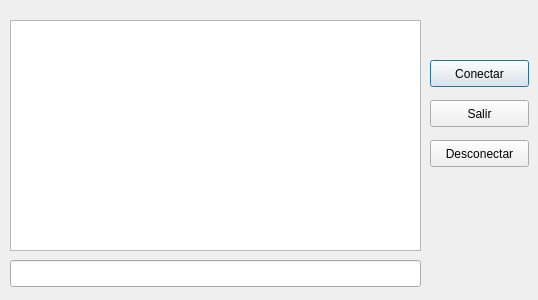
Old version of the form Cliente/chatwindows.ui in the repository AleDelgado94/ChatOsO.
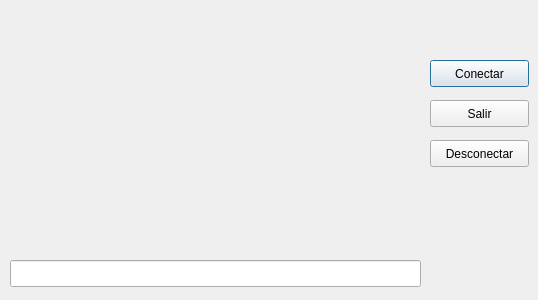
New version of the form.

```diff
--- a/Cliente/chatwindows.ui
+++ b/Cliente/chatwindows.ui
@@ -35,52 +35,6 @@
     </rect>
    </property>
   </widget>
-  <widget class="QPlainTextEdit" name="plainTextEditrecive">
-   <property name="geometry">
-    <rect>
-     <x>10</x>
-     <y>20</y>
-     <width>411</width>
-     <height>231</height>
-    </rect>
-   </property>
-   <property name="accessibleName">
-    <string/>
-   </property>
-   <property name="frameShape">
-    <enum>QFrame::StyledPanel</enum>
-   </property>
-   <property name="frameShadow">
-    <enum>QFrame::Sunken</enum>
-   </property>
-   <property name="sizeAdjustPolicy">
-    <enum>QAbstractScrollArea::AdjustIgnored</enum>
-   </property>
-   <property name="tabChangesFocus">
-    <bool>false</bool>
-   </property>
-   <property name="undoRedoEnabled">
-    <bool>false</bool>
-   </property>
-   <property name="lineWrapMode">
-    <enum>QPlainTextEdit::WidgetWidth</enum>
-   </property>
-   <property name="readOnly">
-    <bool>true</bool>
-   </property>
-   <property name="overwriteMode">
-    <bool>false</bool>
-   </property>
-   <property name="cursorWidth">
-    <number>1</number>
-   </property>
-   <property name="backgroundVisible">
-    <bool>false</bool>
-   </property>
-   <property name="centerOnScroll">
-    <bool>false</bool>
-   </property>
-  </widget>
   <widget class="QPushButton" name="pushButtonDesconectar">
    <property name="geometry">
     <rect>
```
